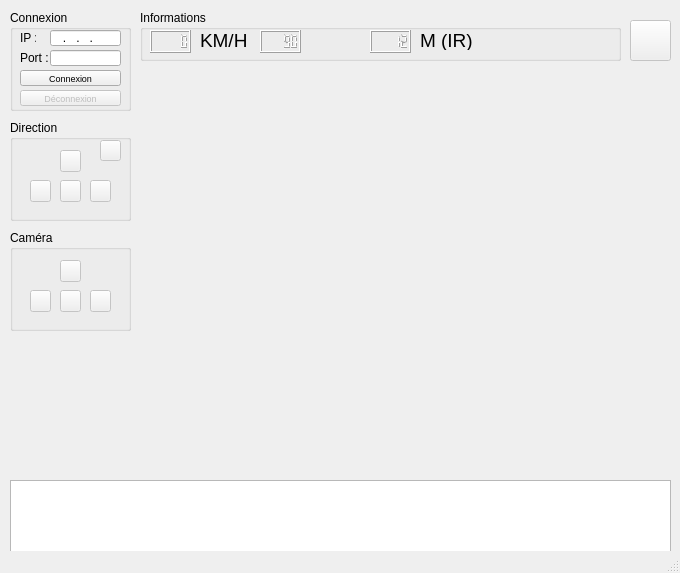
First picture: the form in wifibot/mainwindow.ui, repository nathhdt/wifibot, before the edit.
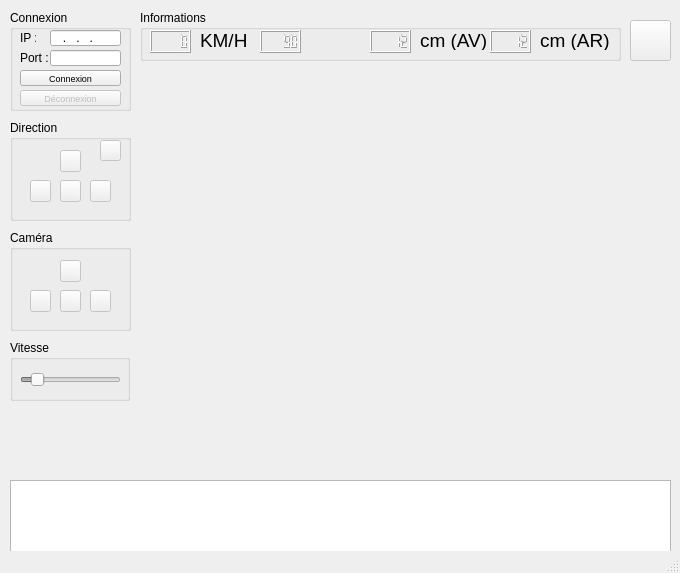
Second picture: the form after the edit. Icons and pictures are not drawn.

Commit message:
AFFICHAGE CAPTEUR IR et VITESSE REGLABLE
réglage de vitesse par UI grace au curseur et affichage valeurs capteurs IR

What changed in the file:
```diff
--- a/wifibot/mainwindow.ui
+++ b/wifibot/mainwindow.ui
@@ -348,7 +348,7 @@
       <rect>
        <x>280</x>
        <y>20</y>
-       <width>71</width>
+       <width>91</width>
        <height>20</height>
       </rect>
      </property>
@@ -358,7 +358,38 @@
       </font>
      </property>
      <property name="text">
-      <string>M (IR)</string>
+      <string>cm (AV)</string>
+     </property>
+    </widget>
+    <widget class="QLCDNumber" name="lcdNumber_InfrarougeAR">
+     <property name="geometry">
+      <rect>
+       <x>350</x>
+       <y>20</y>
+       <width>41</width>
+       <height>23</height>
+      </rect>
+     </property>
+     <property name="value" stdset="0">
+      <double>12.000000000000000</double>
+     </property>
+    </widget>
+    <widget class="QLabel" name="label_Infrarouge_2">
+     <property name="geometry">
+      <rect>
+       <x>400</x>
+       <y>20</y>
+       <width>91</width>
+       <height>20</height>
+      </rect>
+     </property>
+     <property name="font">
+      <font>
+       <pointsize>14</pointsize>
+      </font>
+     </property>
+     <property name="text">
+      <string>cm (AR)</string>
      </property>
     </widget>
    </widget>
@@ -508,6 +539,47 @@
      </property>
     </widget>
    </widget>
+   <widget class="QGroupBox" name="groupBox_Vitesse">
+    <property name="geometry">
+     <rect>
+      <x>10</x>
+      <y>340</y>
+      <width>120</width>
+      <height>61</height>
+     </rect>
+    </property>
+    <property name="title">
+     <string>Vitesse</string>
+    </property>
+    <widget class="QSlider" name="horizontalSlider_Vitesse">
+     <property name="enabled">
+      <bool>false</bool>
+     </property>
+     <property name="geometry">
+      <rect>
+       <x>10</x>
+       <y>30</y>
+       <width>101</width>
+       <height>20</height>
+      </rect>
+     </property>
+     <property name="minimum">
+      <number>70</number>
+     </property>
+     <property name="maximum">
+      <number>240</number>
+     </property>
+     <property name="singleStep">
+      <number>10</number>
+     </property>
+     <property name="value">
+      <number>90</number>
+     </property>
+     <property name="orientation">
+      <enum>Qt::Horizontal</enum>
+     </property>
+    </widget>
+   </widget>
   </widget>
   <widget class="QStatusBar" name="statusbar"/>
  </widget>
```
Left out of the diff: 4 changed lines with no effect on the pictures. The commit also changes 1 other file.
